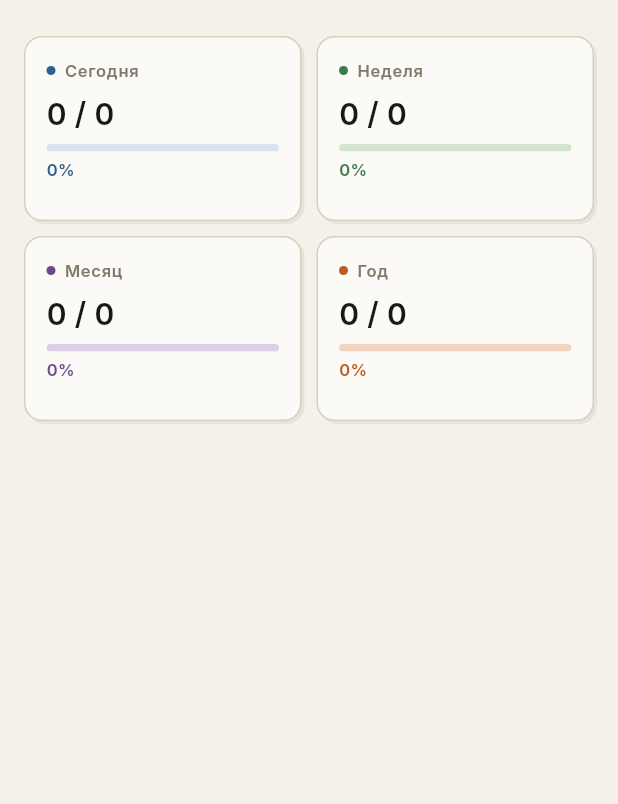
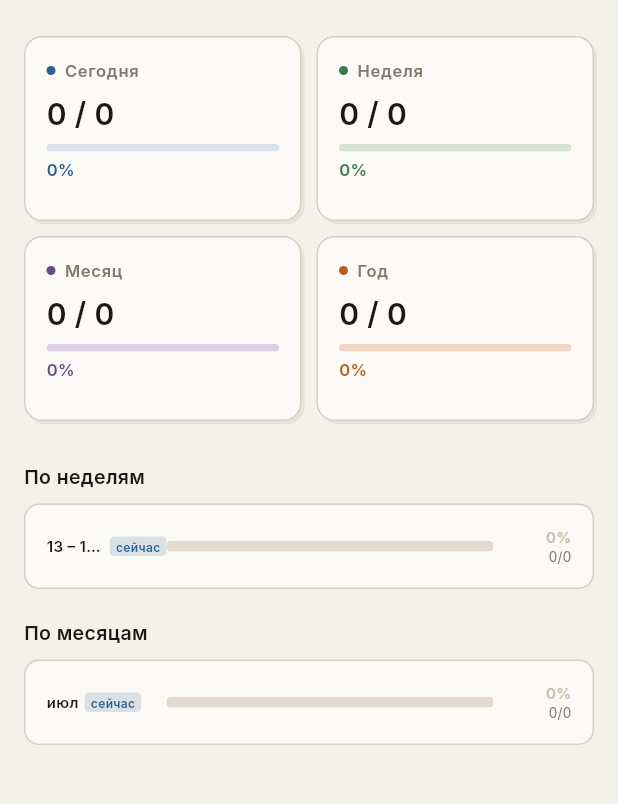
Before and after one commit to AnoirsGit/Locus-ToDo, a Flutter app: the _StatsBody widget shown alone on an empty page, opened directly with empty values, on a phone screen of 412 x 824 dp, the part 96-900 px from its top. Run offline on Flutter 3.47's test engine with Material 3 defaults, Android fonts, the phone set to English and light mode, and no system bars; our stand-ins replace dio, drift, flutter_local_notifications, flutter_riverpod, flutter_secure_storage, go_router and 2 more; accounts and stored records are empty; generated files the repository leaves out were written again; network calls fail.

Commit message:
feat(mobile): Gap 3 — stats year history + current trend rows
- Add _TrendRow class with label, done/total, pct, current flag
- Add date helpers: _weekStartIso, _monthStartIso, _weekLabel,
  _monthLabel (with same-year elision), _kMonthAbbr
- _buildWeekRows / _buildMonthRows: prepend current-period row
  sourced from snapshot (matches web weekTrendRows/monthTrendRows)
- _buildYearRows: map yearHistory → _TrendRow with 4-digit year label
- _TrendChart refactored: accepts List<_TrendRow> + accentColor
  * pct-based bar color: >=80% success, >=50% warning, >0 danger
  * current row: bold label + 'сейчас' brand badge
  * done/total count shown below pct on the right
- _StatsBody: week/month always shown (current row ensures non-empty),
  year history section added after month trend

Co-authored-by: openhands <openhands@all-hands.dev>

```diff
--- a/apps/mobile/lib/pages/stats/stats_page.dart
+++ b/apps/mobile/lib/pages/stats/stats_page.dart
@@ -14,6 +14,84 @@ final statsProvider = FutureProvider.autoDispose<StatsResult>((ref) {
 String _isoToday() {
   final now = DateTime.now();
   return '${now.year}-${now.month.toString().padLeft(2, '0')}-${now.day.toString().padLeft(2, '0')}';
+}
+
+String _weekStartIso() {
+  final now = DateTime.now();
+  final monday = now.subtract(Duration(days: (now.weekday - 1) % 7));
+  return '${monday.year}-${monday.month.toString().padLeft(2, '0')}-${monday.day.toString().padLeft(2, '0')}';
+}
+
+String _monthStartIso() {
+  final now = DateTime.now();
+  return '${now.year}-${now.month.toString().padLeft(2, '0')}-01';
+}
+
+const _kMonthAbbr = ['', 'янв', 'фев', 'мар', 'апр', 'май', 'июн', 'июл', 'авг', 'сен', 'окт', 'ноя', 'дек'];
+
+String _weekLabel(String isoStart) {
+  final s = DateTime.parse('${isoStart}T00:00:00Z');
+  final e = s.add(const Duration(days: 6));
+  final sm = _kMonthAbbr[s.month];
+  final em = _kMonthAbbr[e.month];
+  return s.month == e.month ? '${s.day} – ${e.day} $sm' : '${s.day} $sm – ${e.day} $em';
+}
+
+String _monthLabel(String isoStart) {
+  final d = DateTime.parse('${isoStart}T00:00:00Z');
+  final abbr = _kMonthAbbr[d.month];
+  return d.year == DateTime.now().year ? abbr : '$abbr ${d.year}';
+}
+
+// Trend row with optional "current period" marker and human-readable label.
+class _TrendRow {
+  final String periodStart;
+  final String label;
+  final int done;
+  final int total;
+  final bool current;
+
+  const _TrendRow({
+    required this.periodStart,
+    required this.label,
+    required this.done,
+    required this.total,
+    this.current = false,
+  });
+
+  double get pct => total == 0 ? 0 : done / total;
+}
+
+List<_TrendRow> _buildWeekRows(StatsResult data) {
+  final start = _weekStartIso();
+  final cur = _TrendRow(
+    periodStart: start, label: _weekLabel(start),
+    done: data.week.done, total: data.week.total, current: true,
+  );
+  return [cur, ...data.weekTrend.map((p) => _TrendRow(
+    periodStart: p.periodStart, label: _weekLabel(p.periodStart),
+    done: p.done, total: p.total,
+  ))];
+}
+
+List<_TrendRow> _buildMonthRows(StatsResult data) {
+  final start = _monthStartIso();
+  final cur = _TrendRow(
+    periodStart: start, label: _monthLabel(start),
+    done: data.month.done, total: data.month.total, current: true,
+  );
+  return [cur, ...data.monthTrend.map((p) => _TrendRow(
+    periodStart: p.periodStart, label: _monthLabel(p.periodStart),
+    done: p.done, total: p.total,
+  ))];
+}
+
+List<_TrendRow> _buildYearRows(StatsResult data) {
+  return data.yearHistory.map((p) => _TrendRow(
+    periodStart: p.periodStart,
+    label: p.periodStart.substring(0, 4),
+    done: p.done, total: p.total,
+  )).toList();
 }
 
 // ── Page ──────────────────────────────────────────────────────────────────────
@@ -155,18 +233,22 @@ class _StatsBody extends StatelessWidget {
         ],
 
         // ── Week trend ──────────────────────────────────────────────────────
-        if (data.weekTrend.isNotEmpty) ...[
-          _SectionTitle('Тренд недели'),
-          const SizedBox(height: 8),
-          _TrendChart(periods: data.weekTrend, color: context.colorWeek),
-          const SizedBox(height: 20),
-        ],
+        _SectionTitle('По неделям'),
+        const SizedBox(height: 8),
+        _TrendChart(rows: _buildWeekRows(data), accentColor: context.colorWeek),
+        const SizedBox(height: 20),
 
         // ── Month trend ─────────────────────────────────────────────────────
-        if (data.monthTrend.isNotEmpty) ...[
-          _SectionTitle('Тренд месяца'),
+        _SectionTitle('По месяцам'),
+        const SizedBox(height: 8),
+        _TrendChart(rows: _buildMonthRows(data), accentColor: context.colorMonth),
+        const SizedBox(height: 20),
+
+        // ── Year history ─────────────────────────────────────────────────────
+        if (data.yearHistory.isNotEmpty) ...[
+          _SectionTitle('По годам'),
           const SizedBox(height: 8),
-          _TrendChart(periods: data.monthTrend, color: context.colorMonth),
+          _TrendChart(rows: _buildYearRows(data), accentColor: context.colorYear),
           const SizedBox(height: 100),
         ] else
           const SizedBox(height: 100),
@@ -250,51 +332,97 @@ class _SnapshotCard extends StatelessWidget {
 
 // ── Trend chart (horizontal bar list) ────────────────────────────────────────
 
+Color _barColor(BuildContext context, double pct) {
+  if (pct >= 0.8) return context.colorSuccess;
+  if (pct >= 0.5) return context.colorWarning;
+  if (pct > 0)    return context.colorDanger;
+  return context.colorBorder2;
+}
+
 class _TrendChart extends StatelessWidget {
-  final List<PeriodStat> periods;
-  final Color color;
+  final List<_TrendRow> rows;
+  /// Fallback accent used only when total == 0 (empty bar placeholder).
+  final Color accentColor;
 
-  const _TrendChart({required this.periods, required this.color});
+  const _TrendChart({required this.rows, required this.accentColor});
 
   @override
   Widget build(BuildContext context) {
-    final displayed = periods.length > 8 ? periods.sublist(periods.length - 8) : periods;
+    final displayed = rows.length > 10 ? rows.sublist(0, 10) : rows;
     return Container(
-      padding: const EdgeInsets.all(14),
+      padding: const EdgeInsets.symmetric(horizontal: 14, vertical: 10),
       decoration: BoxDecoration(
         color: context.colorCard,
         borderRadius: BorderRadius.circular(10),
         border: Border.all(color: context.colorBorder),
       ),
       child: Column(
-        children: displayed.map((p) {
-          final label = p.periodStart.substring(0, 10);
+        children: displayed.map((row) {
+          final barColor = row.total > 0 ? _barColor(context, row.pct) : context.colorBorder2;
+          final pctInt = (row.pct * 100).round();
+          final isCurrent = row.current;
           return Padding(
             padding: const EdgeInsets.symmetric(vertical: 4),
             child: Row(
               children: [
                 SizedBox(
-                  width: 72,
-                  child: Text(label, style: TextStyle(fontSize: 10, color: context.colorMuted, fontFamily: 'monospace')),
+                  width: 80,
+                  child: Row(
+                    children: [
+                      Flexible(
+                        child: Text(
+                          row.label,
+                          style: TextStyle(
+                            fontSize: 10,
+                            color: isCurrent ? context.colorTextStrong : context.colorMuted,
+                            fontWeight: isCurrent ? FontWeight.w600 : FontWeight.normal,
+                          ),
+                          overflow: TextOverflow.ellipsis,
+                        ),
+                      ),
+                      if (isCurrent) ...[
+                        const SizedBox(width: 4),
+                        Container(
+                          padding: const EdgeInsets.symmetric(horizontal: 4, vertical: 1),
+                          decoration: BoxDecoration(
+                            color: context.colorBrandSoft,
+                            borderRadius: BorderRadius.circular(3),
+                          ),
+                          child: Text(
+                            'сейчас',
+                            style: TextStyle(fontSize: 8, fontWeight: FontWeight.w700, color: context.colorBrand),
+                          ),
+                        ),
+                      ],
+                    ],
+                  ),
                 ),
                 Expanded(
                   child: ClipRRect(
                     borderRadius: BorderRadius.circular(3),
                     child: LinearProgressIndicator(
-                      value: p.pct,
-                      minHeight: 8,
+                      value: row.pct,
+                      minHeight: 7,
                       backgroundColor: context.colorSurface2,
-                      valueColor: AlwaysStoppedAnimation<Color>(color),
+                      valueColor: AlwaysStoppedAnimation<Color>(barColor),
                     ),
                   ),
                 ),
                 const SizedBox(width: 8),
                 SizedBox(
-                  width: 36,
-                  child: Text(
-                    '${(p.pct * 100).toStringAsFixed(0)}%',
-                    style: TextStyle(fontSize: 10, fontWeight: FontWeight.w600, color: color),
-                    textAlign: TextAlign.right,
+                  width: 44,
+                  child: Column(
+                    crossAxisAlignment: CrossAxisAlignment.end,
+                    children: [
+                      Text(
+                        '$pctInt%',
+                        style: TextStyle(fontSize: 10, fontWeight: FontWeight.w600, color: barColor),
+                      ),
+                      Text(
+                        '${row.done}/${row.total}',
+                        style: TextStyle(fontSize: 9, color: context.colorMuted),
+                      ),
+                    ],
                   ),
                 ),
               ],
```
